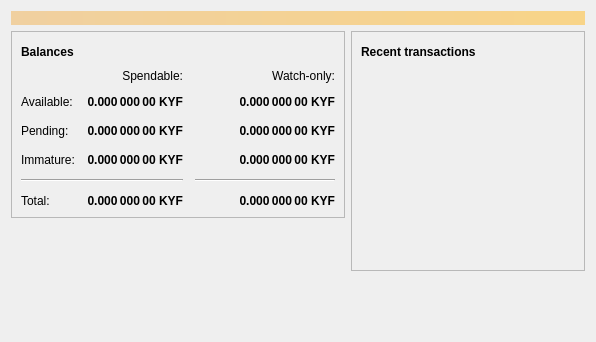
First picture: the form in kryptofranccore/src/qt/forms/overviewpage.ui, repository NicolasChoukroun/Kryptofranc, before the edit.
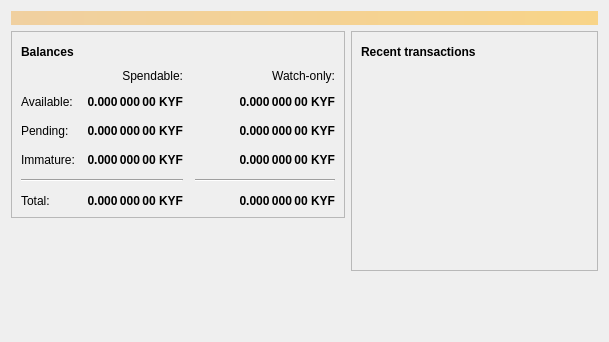
Second picture: the form after the edit. Icons and pictures are not drawn.

Commit message: Add httprequest and fix frame UI for windows

What changed in the file:
```diff
--- a/kryptofranccore/src/qt/forms/overviewpage.ui
+++ b/kryptofranccore/src/qt/forms/overviewpage.ui
@@ -6,7 +6,7 @@
    <rect>
     <x>0</x>
     <y>0</y>
-    <width>596</width>
+    <width>609</width>
     <height>342</height>
    </rect>
   </property>
@@ -425,11 +425,26 @@
       <layout class="QVBoxLayout" name="verticalLayout_3">
        <item>
         <widget class="QFrame" name="frame_2">
+         <property name="font">
+          <font>
+           <weight>50</weight>
+           <bold>false</bold>
+          </font>
+         </property>
+         <property name="autoFillBackground">
+          <bool>false</bool>
+         </property>
          <property name="frameShape">
           <enum>QFrame::StyledPanel</enum>
          </property>
          <property name="frameShadow">
-          <enum>QFrame::Raised</enum>
+          <enum>QFrame::Plain</enum>
+         </property>
+         <property name="lineWidth">
+          <number>2</number>
+         </property>
+         <property name="midLineWidth">
+          <number>1</number>
          </property>
          <layout class="QVBoxLayout" name="verticalLayout">
           <item>
```
Left out of the diff: 9 changed lines with no effect on the pictures. The commit also changes 2 other files.
